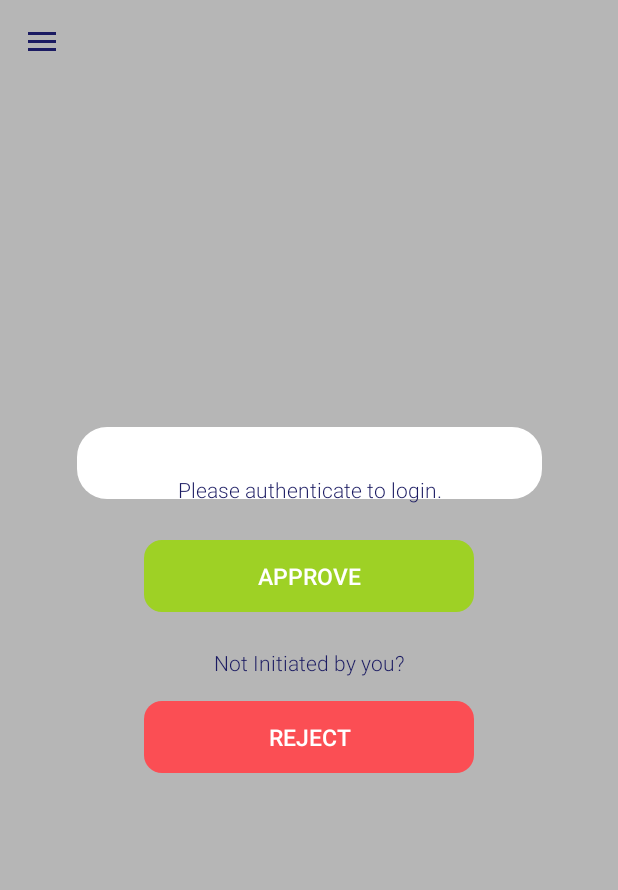
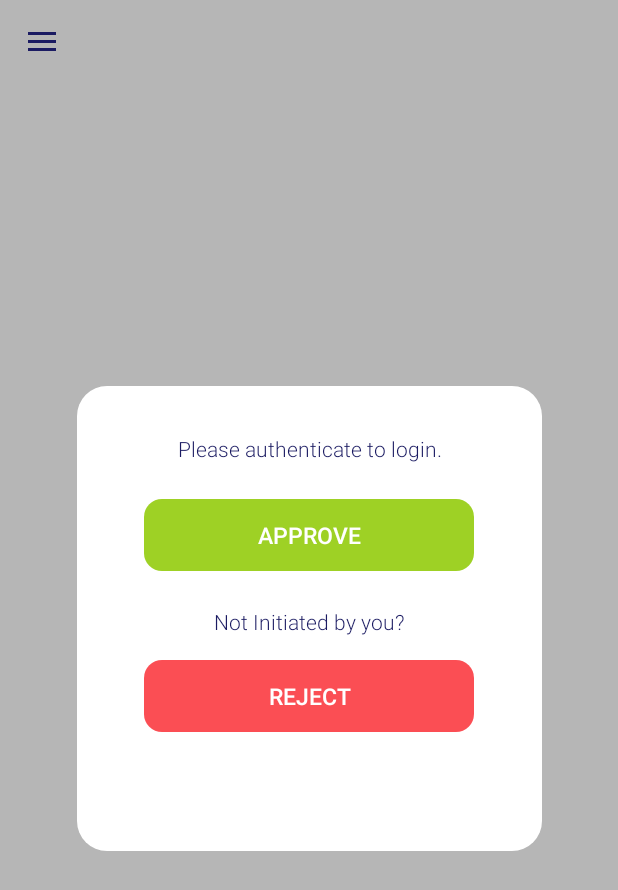
Before and after one commit to ThalesGroup/idcloud-sample-android, an Android app: the fragment FragmentIncomingMessage placed in its activity, on a phone screen of 412 x 824 dp. Shown: the top 890 px of the screen. Run offline under Robolectric (Android 15) with nearby library versions, the phone set to English and light mode, and no system bars; libraries missing offline, so code that uses them is left out: com.gemalto.idp, com.thalesgroup.gemalto; plain views replace ShadowLayout; 7 statements that could not run were skipped.

Commit message:
fix box size

```diff
--- a/sample-app/app/src/main/res/layout/fragment_incoming_message.xml
+++ b/sample-app/app/src/main/res/layout/fragment_incoming_message.xml
@@ -16,7 +16,7 @@
 
     <com.dd.ShadowLayout
         android:layout_width="310dp"
-        android:layout_height="wrap_content"
+        android:layout_height="310dp"
         android:layout_margin="@dimen/dimensionMarginNormal"
         app:layout_constraintBottom_toBottomOf="parent"
         app:layout_constraintEnd_toEndOf="parent"
```
